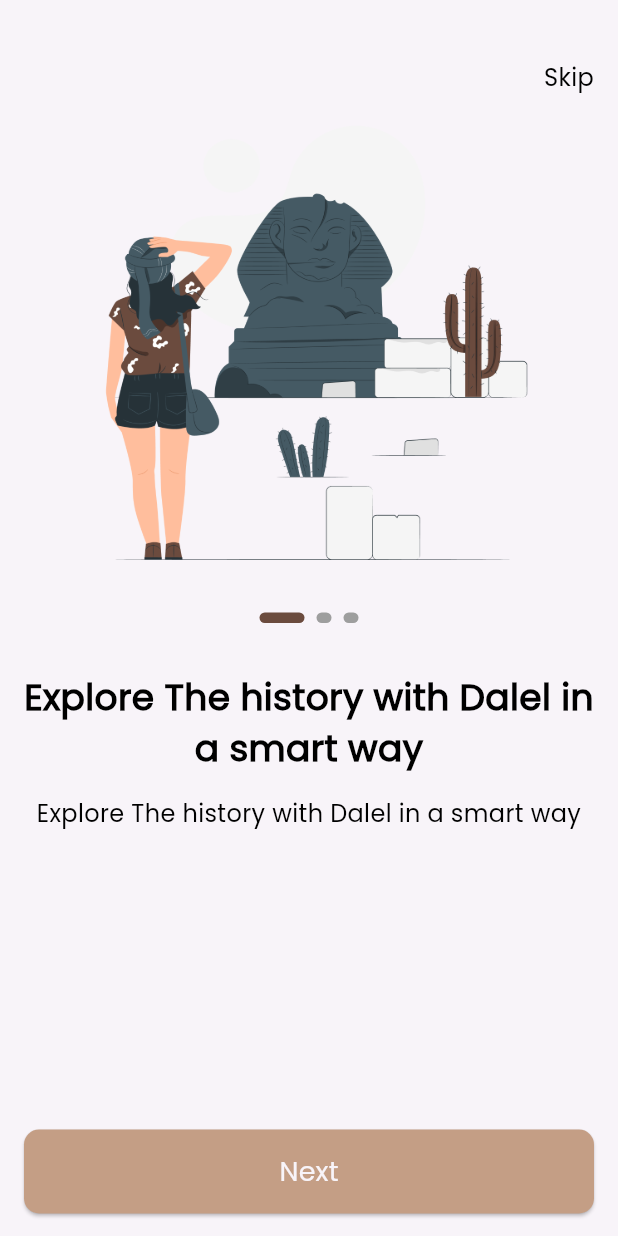
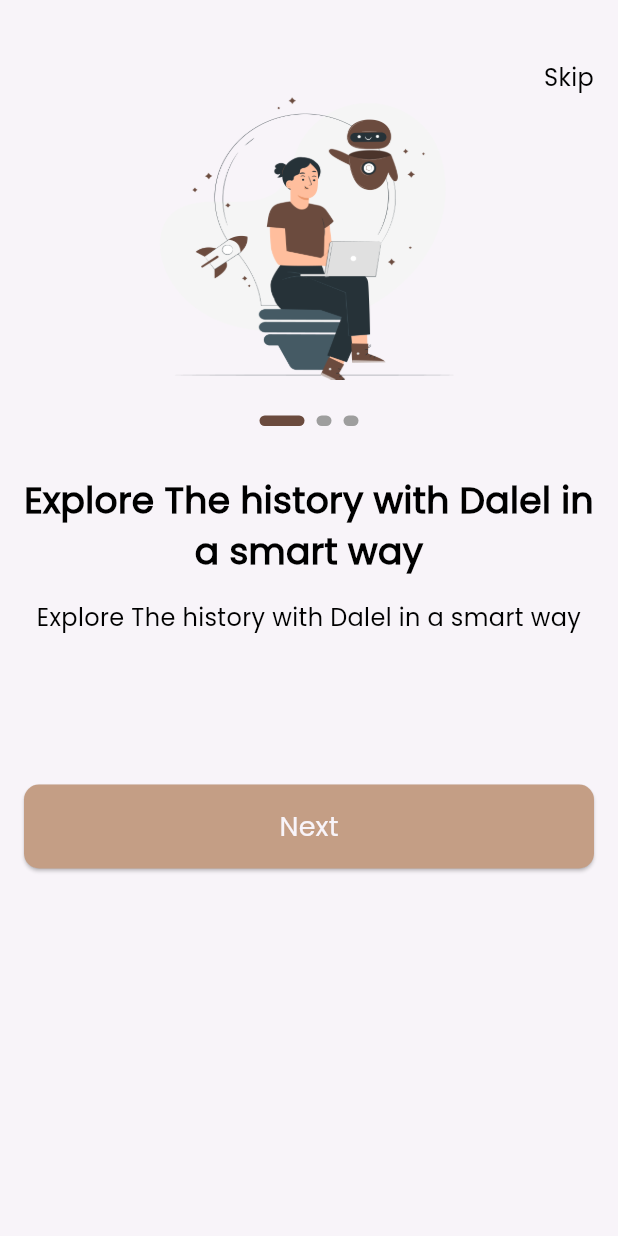
Before and after one commit to yousef-alfalag/dalel-app, a Flutter app: the screen it shows after launch, on a phone screen of 412 x 824 dp. Run offline on Flutter 3.47's test engine with Material 3 defaults, Android fonts, the phone set to English and light mode, and no system bars; drawn by our look-alikes of smooth_page_indicator; our stand-ins replace go_router.

Commit message:
create onboarding model

```diff
--- a/lib/core/functions/custom_navigate.dart
+++ b/lib/core/functions/custom_navigate.dart
@@ -1,5 +1,8 @@
 import 'package:go_router/go_router.dart';
 
-void customNavigate(context,String path) {
+void customPushNavigate(context,String path) {
     GoRouter.of(context).push(path);
   }
+  void customPushReplacementNavigate(context,String path) {
+    GoRouter.of(context).pushReplacement(path);
+  }
--- /dev/null
+++ b/lib/features/on_boarding/data/on_boarding_data_list.dart
@@ -0,0 +1,8 @@
+import 'package:dalel_app/core/utils/app_assets.dart';
+import 'package:dalel_app/features/on_boarding/data/models/on_Boarding_model.dart';
+
+List<OnBoardingModel> onBoardingData=[
+  OnBoardingModel(image: Assets.imagesOnBoarding, title: "Explore The history with Dalel in a smart way", subTitle: "Explore The history with Dalel in a smart way"),
+  OnBoardingModel(image: Assets.imagesOnBoarding1, title: "Explore The history with Dalel in a smart way", subTitle: "Explore The history with Dalel in a smart way"),
+  OnBoardingModel(image: Assets.imagesOnBoarding2, title: "Explore The history with Dalel in a smart way", subTitle: "Explore The history with Dalel in a smart way"),
+];
--- a/lib/features/on_boarding/presentation/views/onboarding_view.dart
+++ b/lib/features/on_boarding/presentation/views/onboarding_view.dart
@@ -13,7 +13,7 @@ class OnBoardingView extends StatelessWidget {
       child: Scaffold(
         body: Padding(
           padding: const EdgeInsets.symmetric(horizontal: 16.0),
-          child: Column(
+          child: ListView(
             children: [
               const SizedBox(height: 40,),
               Align(
@@ -23,6 +23,7 @@ class OnBoardingView extends StatelessWidget {
                 ),
               ),
               const OnBoardingBody(),
+              const SizedBox(height: 70,),
               const CustomBtn(text: AppStrings.next ),
               const SizedBox(height: 15,)
 
--- a/lib/features/on_boarding/presentation/views/widgets/on_boarding_body.dart
+++ b/lib/features/on_boarding/presentation/views/widgets/on_boarding_body.dart
@@ -1,5 +1,6 @@
 import 'package:dalel_app/core/utils/app_assets.dart';
 import 'package:dalel_app/core/utils/app_text_styles.dart';
+import 'package:dalel_app/features/on_boarding/data/on_boarding_data_list.dart';
 import 'package:dalel_app/features/on_boarding/presentation/views/widgets/custom_smooth_page_indicator.dart';
 import 'package:flutter/material.dart';
 
@@ -8,13 +9,23 @@ class OnBoardingBody extends StatelessWidget {
   @override
   Widget build(BuildContext context) {
     PageController controller = PageController();
-    return Expanded(
+    return SizedBox(
+      height: 390,
       child: PageView.builder(
+        itemCount: onBoardingData.length,
+        physics: const BouncingScrollPhysics(),
         controller: controller,
         itemBuilder: (context, index) {
           return Column(
             children: [
-              Image.asset(Assets.imagesOnBoarding1),
+              Container(
+                width: 243,
+                height: 190,
+                decoration:  BoxDecoration(
+                    image: DecorationImage(
+                        image: AssetImage(onBoardingData[index].image),
+                        fit: BoxFit.fill)),
+              ),
               const SizedBox(
                 height: 24,
               ),
@@ -25,16 +36,18 @@ class OnBoardingBody extends StatelessWidget {
                 height: 32,
               ),
               Text(
-                "Explore The history with Dalel in a smart way",
+                onBoardingData[index].title,
                 style: CustomTextStyles.poppins500style24
                     .copyWith(fontWeight: FontWeight.bold),
                 textAlign: TextAlign.center,
+                maxLines: 2,
+                overflow: TextOverflow.ellipsis,
               ),
               const SizedBox(
                 height: 16,
               ),
-              const Text(
-                "Explore The history with Dalel in a smart way",
+               Text(
+                onBoardingData[index].subTitle,
                 style: CustomTextStyles.poppins300style16,
                 textAlign: TextAlign.center,
               ),
--- a/lib/features/splash/presentation/view/splash_view.dart
+++ b/lib/features/splash/presentation/view/splash_view.dart
@@ -32,6 +32,6 @@ class _SplashViewState extends State<SplashView> {
 
 void delayedNavigate(context) {
   Future.delayed(const Duration(seconds: 2), () {
-    customNavigate(context, AppRoute.onBoardingView);
+    customPushReplacementNavigate(context, AppRoute.onBoardingView);
   });
 }
```
Also changed, not shown: lib/features/on_boarding/data/models/on_boarding_model.dart (added, +11 -0 lines).
